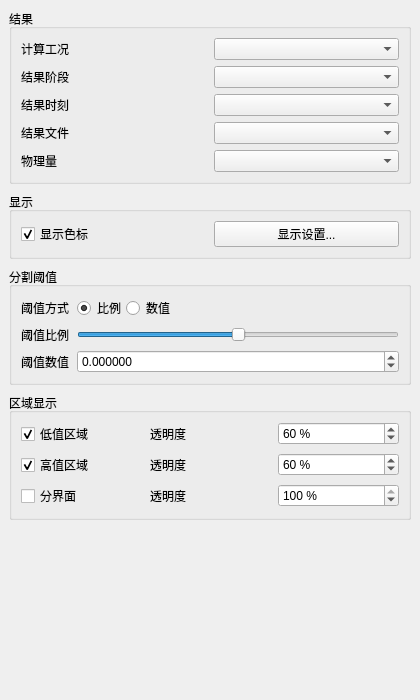
Qt form plugins/Base_PostProcessing/IsosurfaceSegmentationWidget.ui (asd977/base_cae) before a commit.
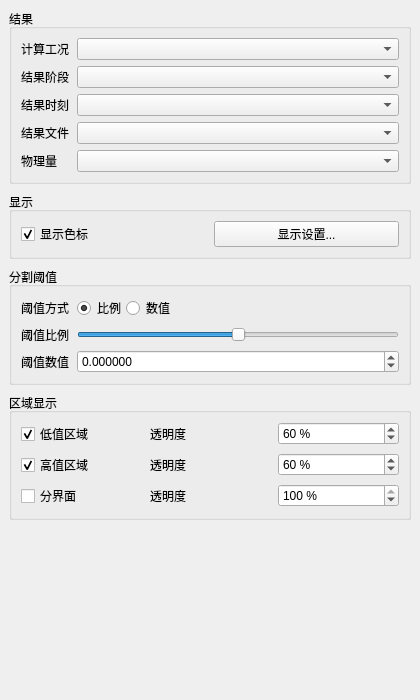
The same form after that commit.

The edit to the form file:
```diff
--- a/plugins/Base_PostProcessing/IsosurfaceSegmentationWidget.ui
+++ b/plugins/Base_PostProcessing/IsosurfaceSegmentationWidget.ui
@@ -37,10 +37,19 @@
      <layout class="QGridLayout" name="resultDataLayout">
       <item row="0" column="0">
        <widget class="QLabel" name="analysisLabel">
+ <property name="sizePolicy">
+  <sizepolicy hsizetype="Fixed" vsizetype="Preferred">
+   <horstretch>0</horstretch>
+   <verstretch>0</verstretch>
+  </sizepolicy>
+ </property>
         <property name="text">
          <string>计算工况</string>
         </property>
-       </widget>
+        <property name="wordWrap">
+  <bool>false</bool>
+ </property>
+</widget>
       </item>
       <item row="0" column="1">
        <widget class="QComboBox" name="analysisComboBox" />
@@ -53,40 +62,76 @@
       </property>
       <item row="1" column="0">
        <widget class="QLabel" name="resultStageLabel">
+ <property name="sizePolicy">
+  <sizepolicy hsizetype="Fixed" vsizetype="Preferred">
+   <horstretch>0</horstretch>
+   <verstretch>0</verstretch>
+  </sizepolicy>
+ </property>
         <property name="text">
          <string>结果阶段</string>
         </property>
-       </widget>
+        <property name="wordWrap">
+  <bool>false</bool>
+ </property>
+</widget>
       </item>
       <item row="1" column="1">
        <widget class="QComboBox" name="resultDirComboBox" />
       </item>
       <item row="2" column="0">
        <widget class="QLabel" name="resultTimeLabel">
+ <property name="sizePolicy">
+  <sizepolicy hsizetype="Fixed" vsizetype="Preferred">
+   <horstretch>0</horstretch>
+   <verstretch>0</verstretch>
+  </sizepolicy>
+ </property>
         <property name="text">
          <string>结果时刻</string>
         </property>
-       </widget>
+        <property name="wordWrap">
+  <bool>false</bool>
+ </property>
+</widget>
       </item>
       <item row="2" column="1">
        <widget class="QComboBox" name="resultTimeComboBox" />
       </item>
       <item row="3" column="0">
        <widget class="QLabel" name="resultTypeLabel">
+ <property name="sizePolicy">
+  <sizepolicy hsizetype="Fixed" vsizetype="Preferred">
+   <horstretch>0</horstretch>
+   <verstretch>0</verstretch>
+  </sizepolicy>
+ </property>
         <property name="text">
          <string>结果文件</string>
         </property>
-       </widget>
+        <property name="wordWrap">
+  <bool>false</bool>
+ </property>
+</widget>
       </item>
       <item row="3" column="1">
        <widget class="QComboBox" name="stepComboBox" />
       </item>
       <item row="4" column="0">
        <widget class="QLabel" name="scalarLabel">
+ <property name="sizePolicy">
+  <sizepolicy hsizetype="Fixed" vsizetype="Preferred">
+   <horstretch>0</horstretch>
+   <verstretch>0</verstretch>
+  </sizepolicy>
+ </property>
         <property name="text">
          <string>物理量</string>
         </property>
-       </widget>
+        <property name="wordWrap">
+  <bool>false</bool>
+ </property>
+</widget>
       </item>
       <item row="4" column="1">
        <widget class="QComboBox" name="scalarComboBox" />
```
Left out of the diff: 33 changed lines with no effect on the pictures.
